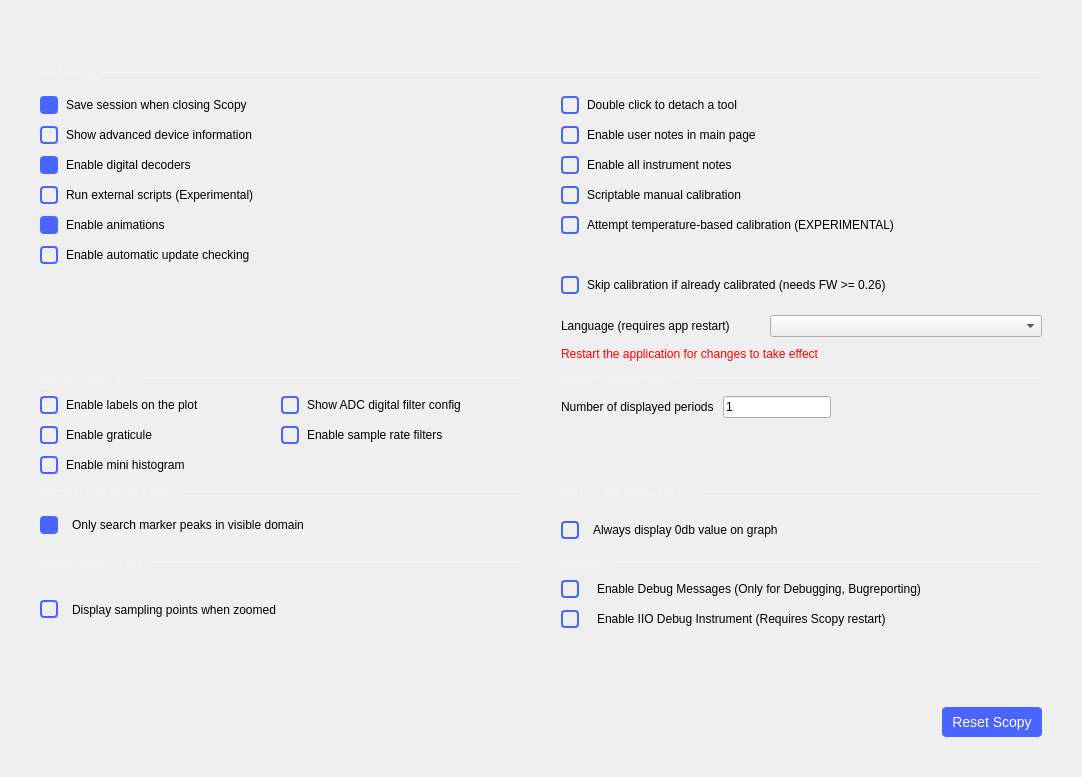
Before: the Qt Designer form ui/preferences.ui in analogdevicesinc/scopy, drawn with Qt 5.
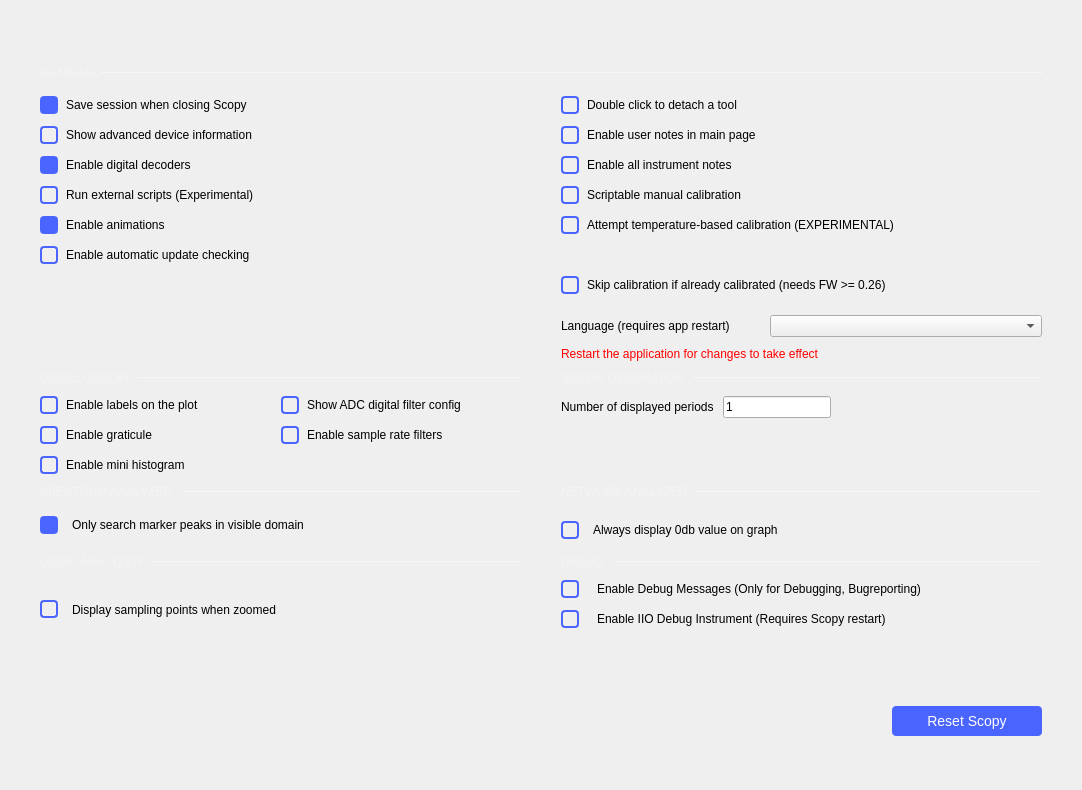
After: the same form once the commit is applied. Custom widgets are drawn as their Qt base class.

Commit message: PhoneHome: created check for updates button in about page

The edit to the form file:
```diff
--- a/ui/preferences.ui
+++ b/ui/preferences.ui
@@ -7,7 +7,7 @@
     <x>0</x>
     <y>0</y>
     <width>1082</width>
-    <height>777</height>
+    <height>790</height>
    </rect>
   </property>
   <property name="windowTitle">
@@ -30,7 +30,24 @@
   border-radius: 4px;
 }
 QCheckBox::indicator:unchecked { background-color: transparent; }
-QCheckBox::indicator:checked { background-color: rgb(74,100,255); }</string>
+QCheckBox::indicator:checked { background-color: rgb(74,100,255); }
+
+QPushButton
+{
+  color:#ffffff;
+  height: 30px;
+  border-radius: 4px;
+  background-color: #4a64ff;
+  font-size: 14px;
+  font-weight: normal;
+  font-style: normal;
+  text-align: center;
+}
+
+QPushButton:hover
+{
+         background-color: #4a34ff;
+}</string>
   </property>
   <layout class="QVBoxLayout" name="verticalLayout">
    <property name="spacing">
@@ -1870,34 +1887,16 @@
          <widget class="QPushButton" name="resetBtn">
           <property name="minimumSize">
            <size>
-            <width>100</width>
+            <width>150</width>
             <height>0</height>
            </size>
           </property>
           <property name="maximumSize">
            <size>
-            <width>100</width>
+            <width>150</width>
             <height>16777215</height>
            </size>
           </property>
-          <property name="styleSheet">
-           <string notr="true">QPushButton
-{
-  color:#ffffff;
-  height: 30px;
-  border-radius: 4px;
-  background-color: #4a64ff;
-  font-size: 14px;
-  font-weight: normal;
-  font-style: normal;
-  text-align: center;
-}
-
-QPushButton:hover
-{
-         background-color: #4a34ff;
-}</string>
-          </property>
           <property name="text">
            <string>Reset Scopy</string>
           </property>
@@ -1908,6 +1907,29 @@
         </item>
        </layout>
       </item>
+      <item>
+       <layout class="QHBoxLayout" name="horizontalLayout_32">
+        <property name="leftMargin">
+         <number>40</number>
+        </property>
+        <property name="topMargin">
+         <number>0</number>
+        </property>
+        <property name="rightMargin">
+         <number>40</number>
+        </property>
+        <item>
+         <widget class="QLabel" name="checkUpdateDateLbl">
+          <property name="text">
+           <string/>
+          </property>
+          <property name="alignment">
+           <set>Qt::AlignRight|Qt::AlignTrailing|Qt::AlignVCenter</set>
+          </property>
+         </widget>
+        </item>
+       </layout>
+      </item>
      </layout>
     </widget>
    </item>
```
The commit also changes 6 other files.
